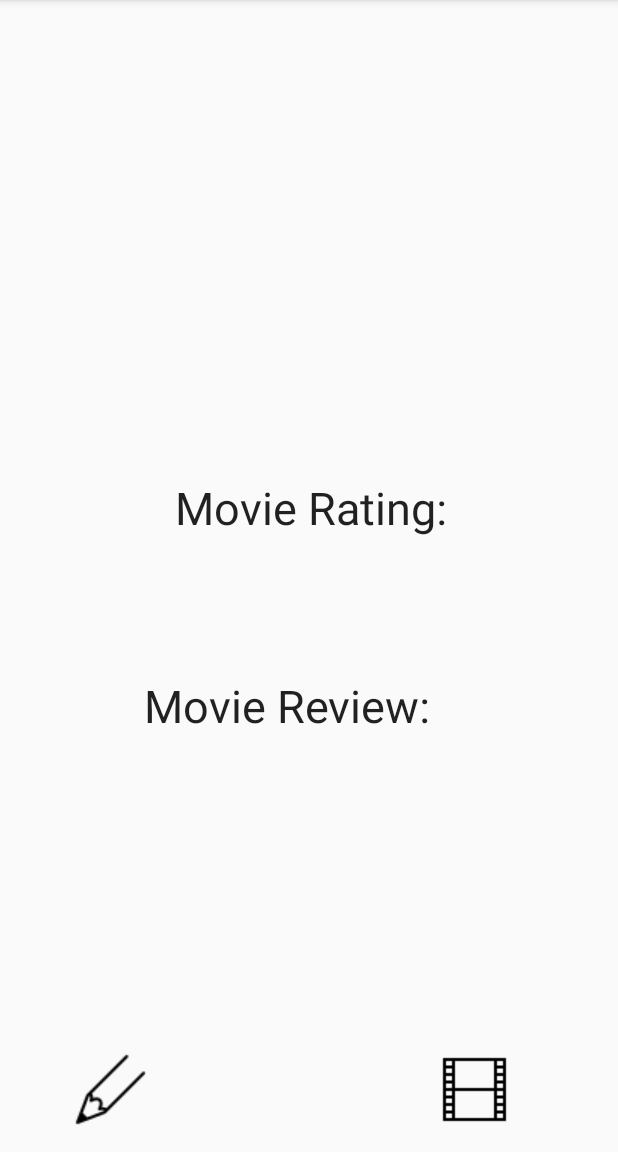
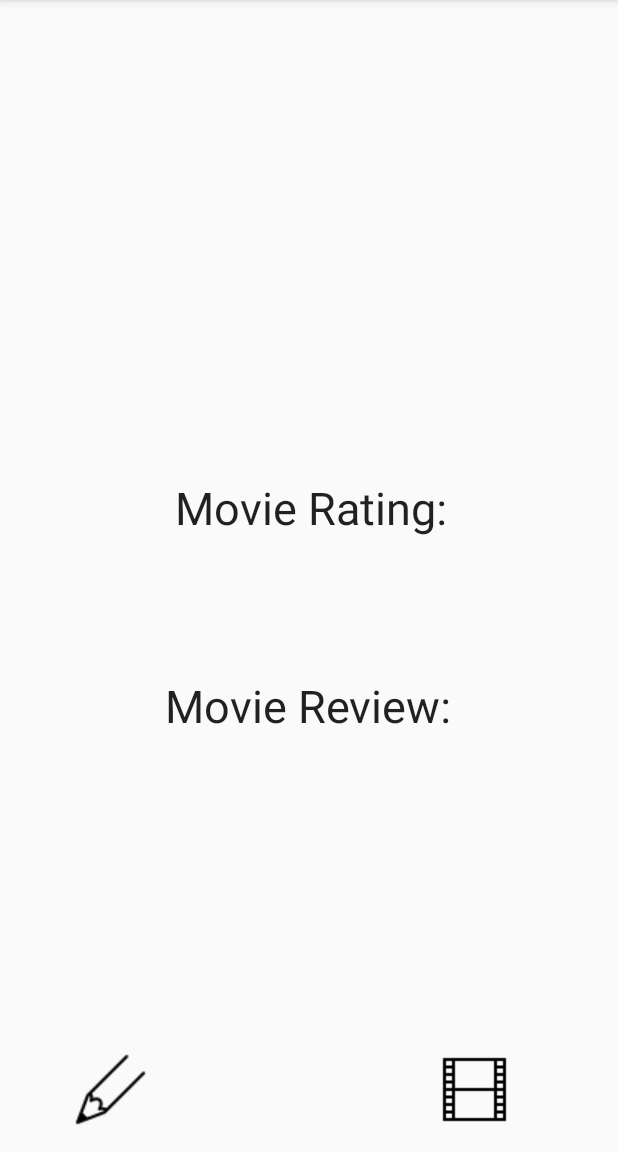
Before and after one commit to rutvi-s2/MovieBoxApp, an Android app: the MainActivity3 screen opened directly, with no data from a screen before it, on a phone screen of 412 x 824 dp, the part 84-1236 px from its top. Run offline under Robolectric (Android 15) with nearby library versions, the phone set to English and light mode, and no system bars.

Commit message:
fixed alignment on third screen

```diff
--- a/app/src/main/java/com/example/moviebox/MainActivity3.kt
+++ b/app/src/main/java/com/example/moviebox/MainActivity3.kt
@@ -11,7 +11,7 @@ import com.example.moviebox.databinding.ActivityMain3Binding
 import com.example.moviebox.model.Movie
 
 class MainActivity3 : AppCompatActivity(){
-    // declare binding varaible to set text for third screen
+    // declare binding variable to set text for third screen
     private lateinit var binding: ActivityMain3Binding
 
     override fun onCreate(savedInstanceState: Bundle?) {
--- a/app/src/main/res/layout/activity_main3.xml
+++ b/app/src/main/res/layout/activity_main3.xml
@@ -66,6 +66,7 @@
         android:layout_marginTop="20dp"
         android:text="Movie Review:"
         android:textAppearance="@style/TextAppearance.AppCompat.Large"
+        android:textAlignment="center"
         android:textSize="30sp"
         android:typeface="sans"
         app:layout_constraintStart_toStartOf="parent"
```
